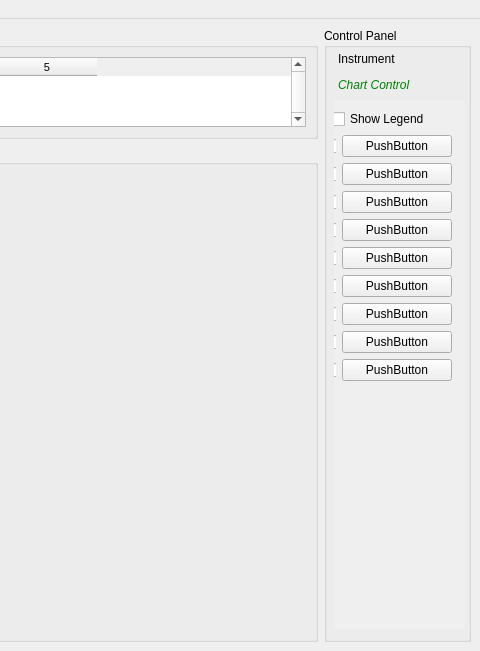
mhorn71/StarbaseMini, file ui/mainwindow.ui: the form before one commit; both pictures show x 425 to 905 and y 0 to 651 of the 905 by 651 pixel window.
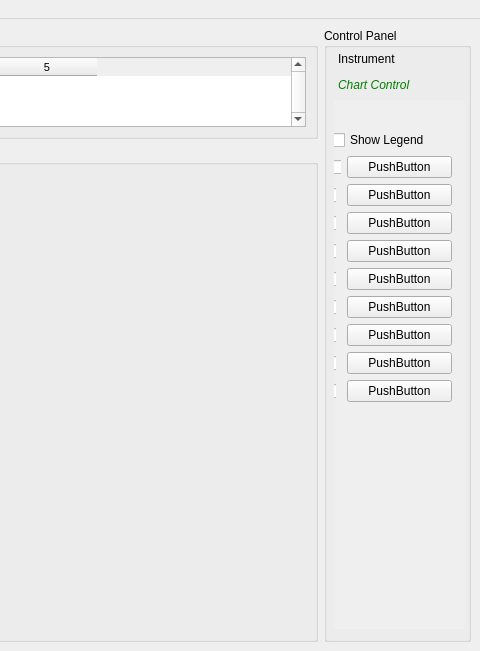
The form after the commit. The open tabs and pages were chosen to show the change.

Commit message: Trying to fix look on Mac OSX for chart control QToolBox layout.

```diff
--- a/ui/mainwindow.ui
+++ b/ui/mainwindow.ui
@@ -309,7 +309,7 @@
             <property name="geometry">
              <rect>
               <x>-3</x>
-              <y>9</y>
+              <y>30</y>
               <width>121</width>
               <height>327</height>
              </rect>
@@ -370,7 +370,7 @@
               <widget class="QCheckBox" name="channel0colour">
                <property name="maximumSize">
                 <size>
-                 <width>5</width>
+                 <width>10</width>
                  <height>22</height>
                 </size>
                </property>
```
Left out of the diff: 6 changed lines with no effect on the pictures. The commit also changes 1 other file.
